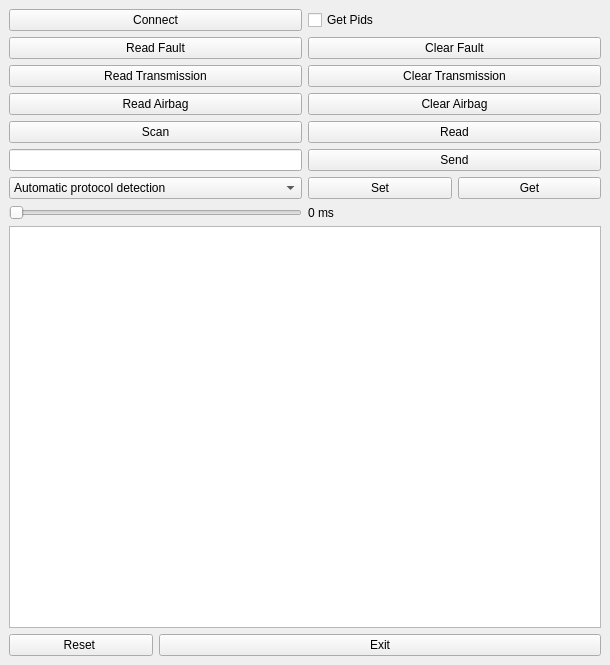
The window that mainwindow.ui (takyonxxx/ObdReader) describes before a commit, drawn with Qt 5.
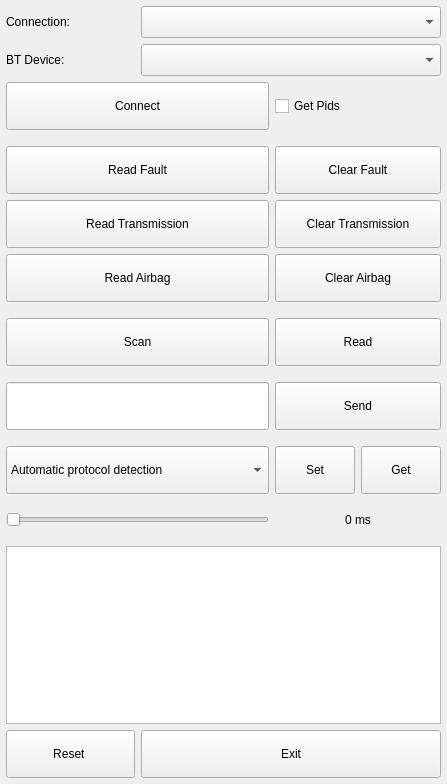
The same window after the commit.

```diff
--- a/mainwindow.ui
+++ b/mainwindow.ui
@@ -6,8 +6,8 @@
    <rect>
     <x>0</x>
     <y>0</y>
-    <width>610</width>
-    <height>665</height>
+    <width>429</width>
+    <height>784</height>
    </rect>
   </property>
   <property name="windowTitle">
@@ -15,94 +15,83 @@
   </property>
   <widget class="QWidget" name="centralwidget">
    <layout class="QGridLayout" name="gridLayout">
+    <property name="leftMargin">
+     <number>6</number>
+    </property>
+    <property name="topMargin">
+     <number>6</number>
+    </property>
+    <property name="rightMargin">
+     <number>6</number>
+    </property>
+    <property name="bottomMargin">
+     <number>6</number>
+    </property>
+    <property name="spacing">
+     <number>6</number>
+    </property>
     <item row="0" column="0">
      <layout class="QVBoxLayout" name="verticalLayout">
+      <property name="spacing">
+       <number>6</number>
+      </property>
       <item>
-       <layout class="QGridLayout" name="gridLayout_2">
-        <item row="13" column="2" colspan="2">
-         <widget class="QPushButton" name="pushSend">
-          <property name="maximumSize">
+       <layout class="QGridLayout" name="gridLayoutElm">
+        <property name="spacing">
+         <number>6</number>
+        </property>
+        <item row="0" column="0">
+         <widget class="QLabel" name="connectionTypeLabel">
+          <property name="minimumSize">
            <size>
-            <width>16777215</width>
-            <height>16777215</height>
+            <width>80</width>
+            <height>32</height>
            </size>
           </property>
           <property name="text">
-           <string>    Send    </string>
+           <string>Connection:</string>
           </property>
          </widget>
         </item>
-        <item row="15" column="3">
-         <widget class="QPushButton" name="pushGetProtocol">
-          <property name="text">
-           <string>Get</string>
+        <item row="0" column="1" colspan="3">
+         <widget class="QComboBox" name="m_connectionTypeCombo">
+          <property name="minimumSize">
+           <size>
+            <width>0</width>
+            <height>32</height>
+           </size>
           </property>
          </widget>
         </item>
-        <item row="16" column="0" colspan="2">
-         <widget class="QSlider" name="intervalSlider">
-          <property name="orientation">
-           <enum>Qt::Horizontal</enum>
-          </property>
-         </widget>
-        </item>
-        <item row="13" column="0" colspan="2">
-         <widget class="QLineEdit" name="sendEdit">
-          <property name="sizePolicy">
-           <sizepolicy hsizetype="Preferred" vsizetype="Preferred">
-            <horstretch>0</horstretch>
-            <verstretch>0</verstretch>
-           </sizepolicy>
-          </property>
-         </widget>
-        </item>
-        <item row="5" column="2" colspan="2">
-         <widget class="QCheckBox" name="checkSearchPids">
-          <property name="enabled">
-           <bool>true</bool>
-          </property>
-          <property name="sizePolicy">
-           <sizepolicy hsizetype="Preferred" vsizetype="Preferred">
-            <horstretch>0</horstretch>
-            <verstretch>0</verstretch>
-           </sizepolicy>
-          </property>
-          <property name="text">
-           <string>Get Pids</string>
-          </property>
-          <property name="iconSize">
+        <item row="1" column="0">
+         <widget class="QLabel" name="btDeviceLabel">
+          <property name="minimumSize">
            <size>
-            <width>32</width>
+            <width>80</width>
             <height>32</height>
            </size>
           </property>
-          <property name="checked">
-           <bool>false</bool>
+          <property name="text">
+           <string>BT Device:</string>
           </property>
          </widget>
         </item>
-        <item row="20" column="0" colspan="4">
-         <widget class="QTextBrowser" name="textTerminal">
-          <property name="sizePolicy">
-           <sizepolicy hsizetype="Preferred" vsizetype="Preferred">
-            <horstretch>0</horstretch>
-            <verstretch>0</verstretch>
-           </sizepolicy>
-          </property>
+        <item row="1" column="1" colspan="3">
+         <widget class="QComboBox" name="m_bluetoothDevicesCombo">
           <property name="minimumSize">
            <size>
             <width>0</width>
-            <height>0</height>
+            <height>32</height>
            </size>
           </property>
          </widget>
         </item>
-        <item row="5" column="0" colspan="2">
+        <item row="2" column="0" colspan="2">
          <widget class="QPushButton" name="pushConnect">
-          <property name="maximumSize">
+          <property name="minimumSize">
            <size>
-            <width>16777215</width>
-            <height>16777215</height>
+            <width>0</width>
+            <height>48</height>
            </size>
           </property>
           <property name="text">
@@ -110,51 +99,28 @@
           </property>
          </widget>
         </item>
-        <item row="21" column="0">
-         <widget class="QPushButton" name="pushClear">
-          <property name="maximumSize">
-           <size>
-            <width>16777215</width>
-            <height>16777215</height>
-           </size>
+        <item row="3" column="0" colspan="4">
+         <spacer name="verticalSpacer">
+          <property name="orientation">
+           <enum>Qt::Orientation::Vertical</enum>
           </property>
-          <property name="text">
-           <string>Reset </string>
+          <property name="sizeType">
+           <enum>QSizePolicy::Policy::Fixed</enum>
           </property>
-         </widget>
-        </item>
-        <item row="16" column="2" colspan="2">
-         <widget class="QLabel" name="labelInterval">
-          <property name="text">
-           <string>0 ms</string>
-          </property>
-         </widget>
-        </item>
-        <item row="21" column="1" colspan="3">
-         <widget class="QPushButton" name="pushExit">
-          <property name="maximumSize">
+          <property name="sizeHint" stdset="0">
            <size>
-            <width>16777215</width>
-            <height>16777215</height>
+            <width>20</width>
+            <height>10</height>
            </size>
           </property>
-          <property name="text">
-           <string>Exit</string>
-          </property>
-         </widget>
+         </spacer>
         </item>
-        <item row="6" column="0" colspan="2">
+        <item row="10" column="0" colspan="2">
          <widget class="QPushButton" name="pushReadFault">
           <property name="minimumSize">
            <size>
             <width>0</width>
-            <height>0</height>
-           </size>
-          </property>
-          <property name="maximumSize">
-           <size>
-            <width>16777215</width>
-            <height>16777215</height>
+            <height>48</height>
            </size>
           </property>
           <property name="text">
@@ -163,25 +129,92 @@
          </widget>
         </item>
         <item row="10" column="2" colspan="2">
-         <widget class="QPushButton" name="pushRead">
-          <property name="text">
-           <string>Read</string>
-          </property>
-         </widget>
-        </item>
-        <item row="6" column="2" colspan="2">
          <widget class="QPushButton" name="pushClearFault">
+          <property name="minimumSize">
+           <size>
+            <width>0</width>
+            <height>48</height>
+           </size>
+          </property>
           <property name="text">
            <string>Clear Fault</string>
           </property>
          </widget>
         </item>
-        <item row="10" column="0" colspan="2">
+        <item row="11" column="0" colspan="2">
+         <widget class="QPushButton" name="btnReadTransFault">
+          <property name="minimumSize">
+           <size>
+            <width>0</width>
+            <height>48</height>
+           </size>
+          </property>
+          <property name="text">
+           <string>Read Transmission</string>
+          </property>
+         </widget>
+        </item>
+        <item row="11" column="2" colspan="2">
+         <widget class="QPushButton" name="btnClearTransFault">
+          <property name="minimumSize">
+           <size>
+            <width>0</width>
+            <height>48</height>
+           </size>
+          </property>
+          <property name="text">
+           <string>Clear Transmission</string>
+          </property>
+         </widget>
+        </item>
+        <item row="12" column="0" colspan="2">
+         <widget class="QPushButton" name="btnReadAirbagFault">
+          <property name="minimumSize">
+           <size>
+            <width>0</width>
+            <height>48</height>
+           </size>
+          </property>
+          <property name="text">
+           <string>Read Airbag</string>
+          </property>
+         </widget>
+        </item>
+        <item row="12" column="2" colspan="2">
+         <widget class="QPushButton" name="btnClearAirbagFault">
+          <property name="minimumSize">
+           <size>
+            <width>0</width>
+            <height>48</height>
+           </size>
+          </property>
+          <property name="text">
+           <string>Clear Airbag</string>
+          </property>
+         </widget>
+        </item>
+        <item row="13" column="0" colspan="4">
+         <spacer name="verticalSpacer2">
+          <property name="orientation">
+           <enum>Qt::Orientation::Vertical</enum>
+          </property>
+          <property name="sizeType">
+           <enum>QSizePolicy::Policy::Fixed</enum>
+          </property>
+          <property name="sizeHint" stdset="0">
+           <size>
+            <width>20</width>
+            <height>10</height>
+           </size>
+          </property>
+         </spacer>
+        </item>
+        <item row="14" column="0" colspan="2">
          <widget class="QPushButton" name="pushScan">
-          <property name="maximumSize">
+          <property name="minimumSize">
            <size>
-            <width>16777215</width>
-            <height>16777215</height>
+            <width>0</width>
+            <height>48</height>
            </size>
           </property>
           <property name="text">
@@ -189,8 +222,82 @@
           </property>
          </widget>
         </item>
-        <item row="15" column="0" colspan="2">
+        <item row="14" column="2" colspan="2">
+         <widget class="QPushButton" name="pushRead">
+          <property name="minimumSize">
+           <size>
+            <width>0</width>
+            <height>48</height>
+           </size>
+          </property>
+          <property name="text">
+           <string>Read</string>
+          </property>
+         </widget>
+        </item>
+        <item row="16" column="0" colspan="4">
+         <spacer name="verticalSpacer3">
+          <property name="orientation">
+           <enum>Qt::Orientation::Vertical</enum>
+          </property>
+          <property name="sizeType">
+           <enum>QSizePolicy::Policy::Fixed</enum>
+          </property>
+          <property name="sizeHint" stdset="0">
+           <size>
+            <width>20</width>
+            <height>10</height>
+           </size>
+          </property>
+         </spacer>
+        </item>
+        <item row="17" column="0" colspan="2">
+         <widget class="QLineEdit" name="sendEdit">
+          <property name="minimumSize">
+           <size>
+            <width>0</width>
+            <height>48</height>
+           </size>
+          </property>
+         </widget>
+        </item>
+        <item row="17" column="2" colspan="2">
+         <widget class="QPushButton" name="pushSend">
+          <property name="minimumSize">
+           <size>
+            <width>0</width>
+            <height>48</height>
+           </size>
+          </property>
+          <property name="text">
+           <string>    Send    </string>
+          </property>
+         </widget>
+        </item>
+        <item row="18" column="0" colspan="4">
+         <spacer name="verticalSpacer4">
+          <property name="orientation">
+           <enum>Qt::Orientation::Vertical</enum>
+          </property>
+          <property name="sizeType">
+           <enum>QSizePolicy::Policy::Fixed</enum>
+          </property>
+          <property name="sizeHint" stdset="0">
+           <size>
+            <width>20</width>
+            <height>10</height>
+           </size>
+          </property>
+         </spacer>
+        </item>
+        <item row="19" column="0" colspan="2">
          <widget class="QComboBox" name="protocolCombo">
+          <property name="minimumSize">
+           <size>
+            <width>0</width>
+            <height>48</height>
+           </size>
+          </property>
           <item>
            <property name="text">
             <string>Automatic protocol detection</string>
@@ -258,38 +365,125 @@
           </item>
          </widget>
         </item>
-        <item row="15" column="2">
+        <item row="19" column="2">
          <widget class="QPushButton" name="pushSetProtocol">
+          <property name="minimumSize">
+           <size>
+            <width>0</width>
+            <height>48</height>
+           </size>
+          </property>
           <property name="text">
            <string>Set</string>
           </property>
          </widget>
         </item>
-        <item row="7" column="2" colspan="2">
-         <widget class="QPushButton" name="btnClearTransFault">
+        <item row="19" column="3">
+         <widget class="QPushButton" name="pushGetProtocol">
+          <property name="minimumSize">
+           <size>
+            <width>0</width>
+            <height>48</height>
+           </size>
+          </property>
           <property name="text">
-           <string>Clear Transmission</string>
+           <string>Get</string>
           </property>
          </widget>
         </item>
-        <item row="7" column="0" colspan="2">
-         <widget class="QPushButton" name="btnReadTransFault">
+        <item row="20" column="0" colspan="2">
+         <widget class="QSlider" name="intervalSlider">
+          <property name="minimumSize">
+           <size>
+            <width>0</width>
+            <height>40</height>
+           </size>
+          </property>
+          <property name="orientation">
+           <enum>Qt::Orientation::Horizontal</enum>
+          </property>
+         </widget>
+        </item>
+        <item row="20" column="2" colspan="2">
+         <widget class="QLabel" name="labelInterval">
+          <property name="minimumSize">
+           <size>
+            <width>0</width>
+            <height>40</height>
+           </size>
+          </property>
           <property name="text">
-           <string>Read Transmission</string>
+           <string>0 ms</string>
           </property>
+          <property name="alignment">
+           <set>Qt::AlignmentFlag::AlignCenter</set>
+          </property>
          </widget>
         </item>
-        <item row="8" column="2" colspan="2">
-         <widget class="QPushButton" name="btnClearAirbagFault">
+        <item row="24" column="0" colspan="4">
+         <widget class="QTextBrowser" name="textTerminal">
+          <property name="sizePolicy">
+           <sizepolicy hsizetype="Preferred" vsizetype="Expanding">
+            <horstretch>0</horstretch>
+            <verstretch>1</verstretch>
+           </sizepolicy>
+          </property>
+          <property name="minimumSize">
+           <size>
+            <width>0</width>
+            <height>150</height>
+           </size>
+          </property>
+         </widget>
+        </item>
+        <item row="25" column="0">
+         <widget class="QPushButton" name="pushClear">
+          <property name="minimumSize">
+           <size>
+            <width>0</width>
+            <height>48</height>
+           </size>
+          </property>
           <property name="text">
-           <string>Clear Airbag</string>
+           <string>Reset </string>
           </property>
          </widget>
         </item>
-        <item row="8" column="0" colspan="2">
-         <widget class="QPushButton" name="btnReadAirbagFault">
+        <item row="25" column="1" colspan="3">
+         <widget class="QPushButton" name="pushExit">
+          <property name="minimumSize">
+           <size>
+            <width>0</width>
+            <height>48</height>
+           </size>
+          </property>
           <property name="text">
-           <string>Read Airbag</string>
+           <string>Exit</string>
+          </property>
+         </widget>
+        </item>
+        <item row="2" column="2" colspan="2">
+         <widget class="QCheckBox" name="checkSearchPids">
+          <property name="enabled">
+           <bool>true</bool>
+          </property>
+          <property name="minimumSize">
+           <size>
+            <width>0</width>
+            <height>48</height>
+           </size>
+          </property>
+          <property name="text">
+           <string>Get Pids</string>
+          </property>
+          <property name="iconSize">
+           <size>
+            <width>32</width>
+            <height>32</height>
+           </size>
+          </property>
+          <property name="checked">
+           <bool>false</bool>
           </property>
          </widget>
         </item>
```
Left out of the diff: 2 changed lines with no effect on the pictures.
